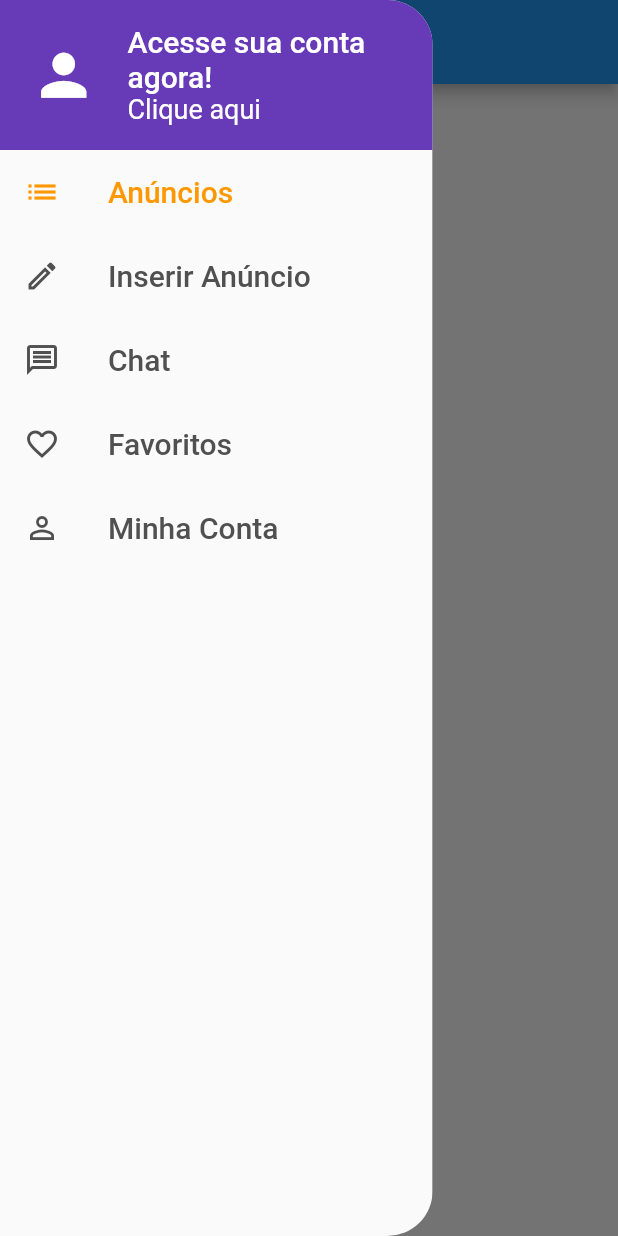
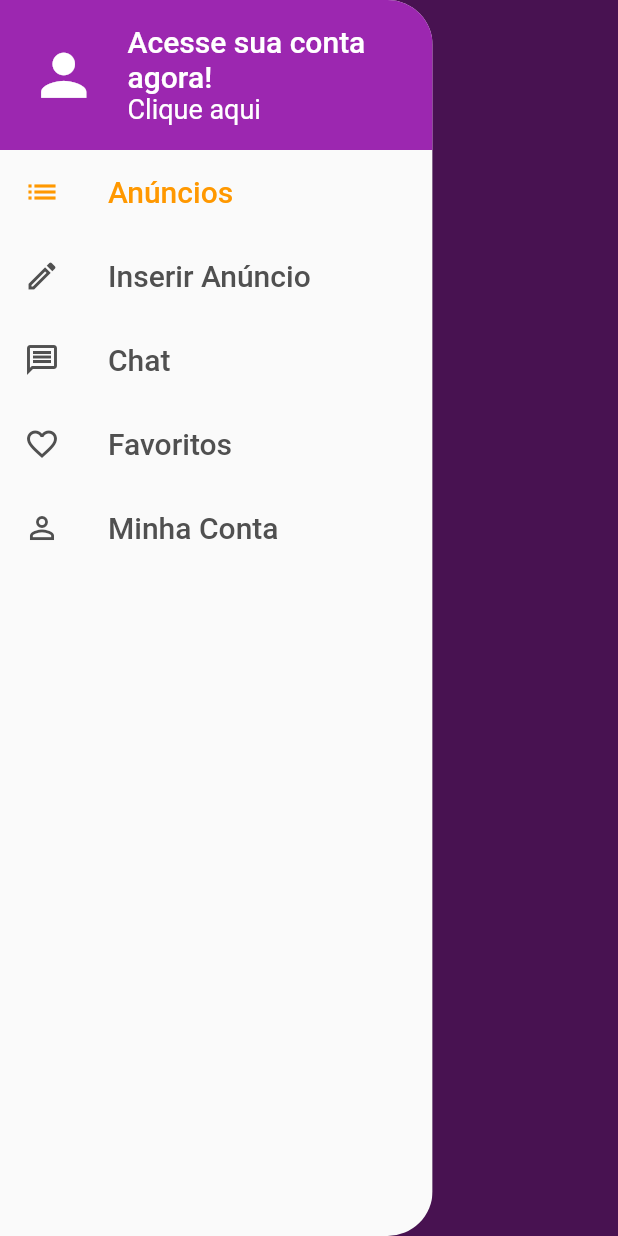
Before and after one commit to Lukinhasssss/olx-clone, a Flutter app: the screen it shows after launch, with the side drawer open, on a phone screen of 412 x 824 dp. Run offline on Flutter 3.47's test engine with Material 2 defaults, Android fonts, the phone set to English and light mode, and no system bars; our stand-ins replace flutter_dotenv, get_it, mobx, parse_server_sdk; generated files the repository leaves out were written again; statements that could not run were skipped.

```diff
--- a/lib/components/custom_drawer/custom_drawer.dart
+++ b/lib/components/custom_drawer/custom_drawer.dart
@@ -3,7 +3,7 @@ import 'package:olx_clone/components/custom_drawer/custom_drawer_header.dart';
 import 'package:olx_clone/components/custom_drawer/page_section.dart';
 
 class CustomDrawer extends StatelessWidget {
-  const CustomDrawer({Key key}) : super(key: key);
+  // const CustomDrawer({Key key}) : super(key: key);
 
   @override
   Widget build(BuildContext context) {
--- a/lib/components/custom_drawer/custom_drawer_header.dart
+++ b/lib/components/custom_drawer/custom_drawer_header.dart
@@ -1,4 +1,5 @@
 import 'package:flutter/material.dart';
+import 'package:olx_clone/screens/login/login_screen.dart';
 
 class CustomDrawerHeader extends StatelessWidget {
   // const CustomDrawerHeader({Key key}) : super(key: key);
@@ -6,7 +7,7 @@ class CustomDrawerHeader extends StatelessWidget {
   @override
   Widget build(BuildContext context) {
     return Container(
-      color: Colors.deepPurple,
+      color: Colors.purple,
       height: 100,
       padding: EdgeInsets.symmetric(horizontal: 20),
       child: Row(
@@ -26,13 +27,19 @@ class CustomDrawerHeader extends StatelessWidget {
                     fontWeight: FontWeight.w500
                   )
                 ),
-                Text(
+                GestureDetector(
+                  onTap: () {
+                    Navigator.of(context).pop(); // Para quando voltar o drawer ficar fechado
+                    Navigator.of(context).push(MaterialPageRoute(builder: (_) => LoginScreen()));
+                  },
+                  child: Text(
                     'Clique aqui',
                     style: TextStyle(
                       color: Colors.white,
                       fontSize: 18,
                       fontWeight: FontWeight.w400
                     )
+                  ),
                 )
               ]
             ),
--- a/lib/main.dart
+++ b/lib/main.dart
@@ -37,7 +37,14 @@ class MyApp extends StatelessWidget {
       debugShowCheckedModeBanner: false,
       title: 'OLX',
       theme: ThemeData(
-        primarySwatch: Colors.blue,
+        primaryColor: Colors.purple,
+        scaffoldBackgroundColor: Colors.purple,
+        appBarTheme: AppBarTheme(
+          elevation: 0
+        ),
+        textSelectionTheme: TextSelectionThemeData(
+          cursorColor: Colors.orange
+        ),
         visualDensity: VisualDensity.adaptivePlatformDensity
       ),
       home: BaseScreen()
--- a/lib/screens/home/home_screen.dart
+++ b/lib/screens/home/home_screen.dart
@@ -6,9 +6,11 @@ class HomeScreen extends StatelessWidget {
 
   @override
   Widget build(BuildContext context) {
-    return Scaffold(
-      drawer: CustomDrawer(),
-      appBar: AppBar(),
+    return SafeArea(
+      child: Scaffold(
+        drawer: CustomDrawer(),
+        appBar: AppBar(),
+      ),
     );
   }
 }
```
Also changed, not shown: lib/screens/login/login_screen.dart (added, +146 -0 lines). Lines whose indentation alone changed are shown as unchanged.
